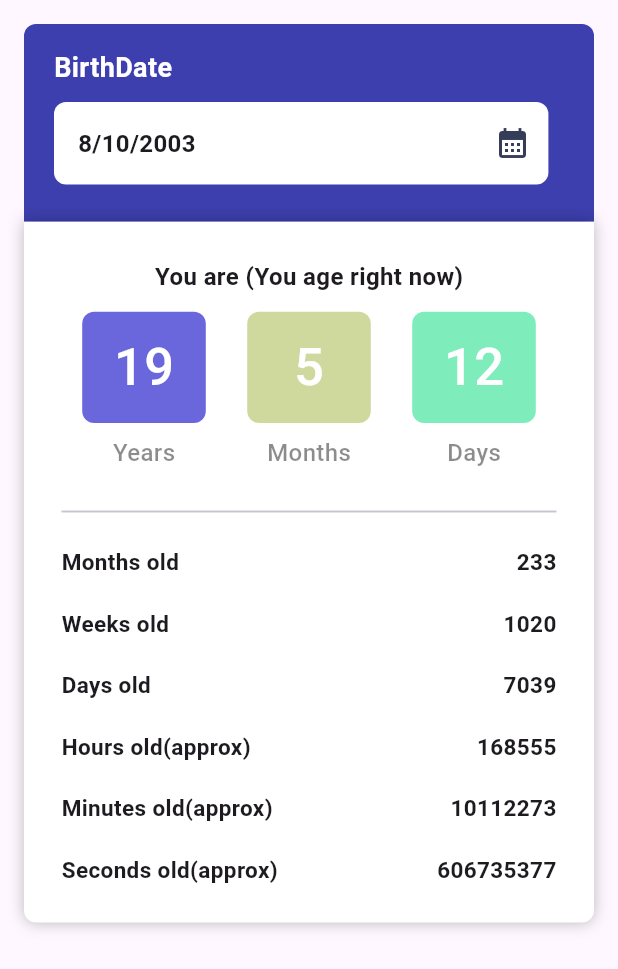
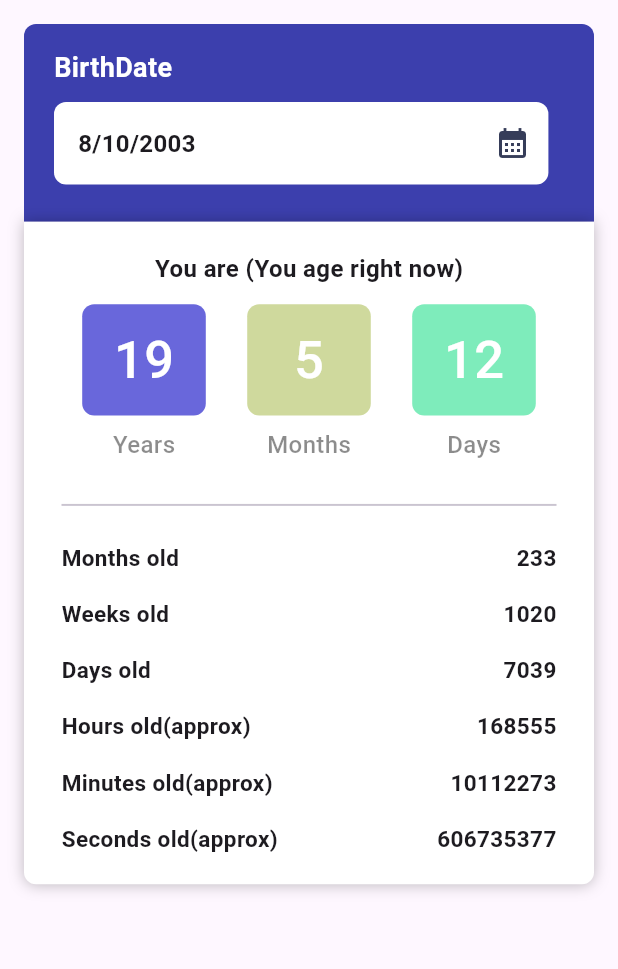
Before and after one commit to Ratndeep1999/age_calculator, a Flutter app: the screen it shows after launch, on a phone screen of 412 x 824 dp. Shown: the top 969 px of the screen. Run offline on Flutter 3.47's test engine with Material 3 defaults, Android fonts, the phone set to English and light mode, and no system bars.

Commit message:
birth_details_section.dart : old details section add and parameters also add and padding maintain of both axis

```diff
--- a/lib/Dashboard_Widgets/birth_details_section.dart
+++ b/lib/Dashboard_Widgets/birth_details_section.dart
@@ -19,7 +19,7 @@ class BirthDetails extends StatelessWidget {
           boxShadow: [BoxShadow(color: Colors.black26, blurRadius: 8.0)],
         ),
         child: Padding(
-          padding: const EdgeInsets.all(25.0),
+          padding: const EdgeInsets.symmetric(horizontal: 25, vertical: 20),
           child: Column(
             children: [
               Text(
@@ -55,26 +55,26 @@ class BirthDetails extends StatelessWidget {
                 ],
               ),
 
-              SizedBox(height: 20),
+              SizedBox(height: MediaQuery.of(context).size.height * 0.025,),
               Divider(thickness: 1.3,),
-              SizedBox(height: 15,),
+              SizedBox(height: MediaQuery.of(context).size.height * 0.02,),
 
               /// Olds Details Section
               // months
               OldsDetails(old: 'Months old', value: '233',),
-              SizedBox(height: 20,),
+              SizedBox(height: MediaQuery.of(context).size.height * 0.02,),
               // weeks
               OldsDetails(old: 'Weeks old', value: '1020',),
-              SizedBox(height: 20,),
+              SizedBox(height: MediaQuery.of(context).size.height * 0.02,),
               // days
               OldsDetails(old: 'Days old', value: '7039',),
-              SizedBox(height: 20,),
+              SizedBox(height: MediaQuery.of(context).size.height * 0.02,),
               // hours
               OldsDetails(old: 'Hours old(approx)', value: '168555',),
-              SizedBox(height: 20,),
+              SizedBox(height: MediaQuery.of(context).size.height * 0.02,),
               // minutes
               OldsDetails(old: 'Minutes old(approx)', value: '10112273',),
-              SizedBox(height: 20,),
+              SizedBox(height: MediaQuery.of(context).size.height * 0.02,),
               // seconds
               OldsDetails(old: 'Seconds old(approx)', value: '606735377',),
             ],
```
